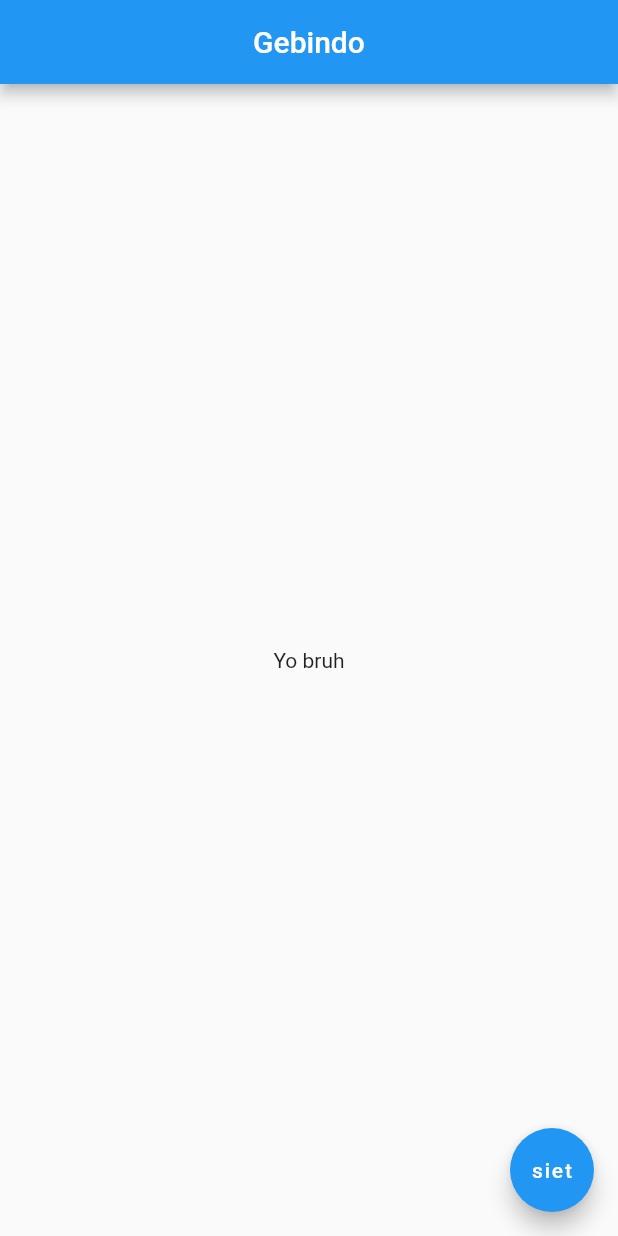
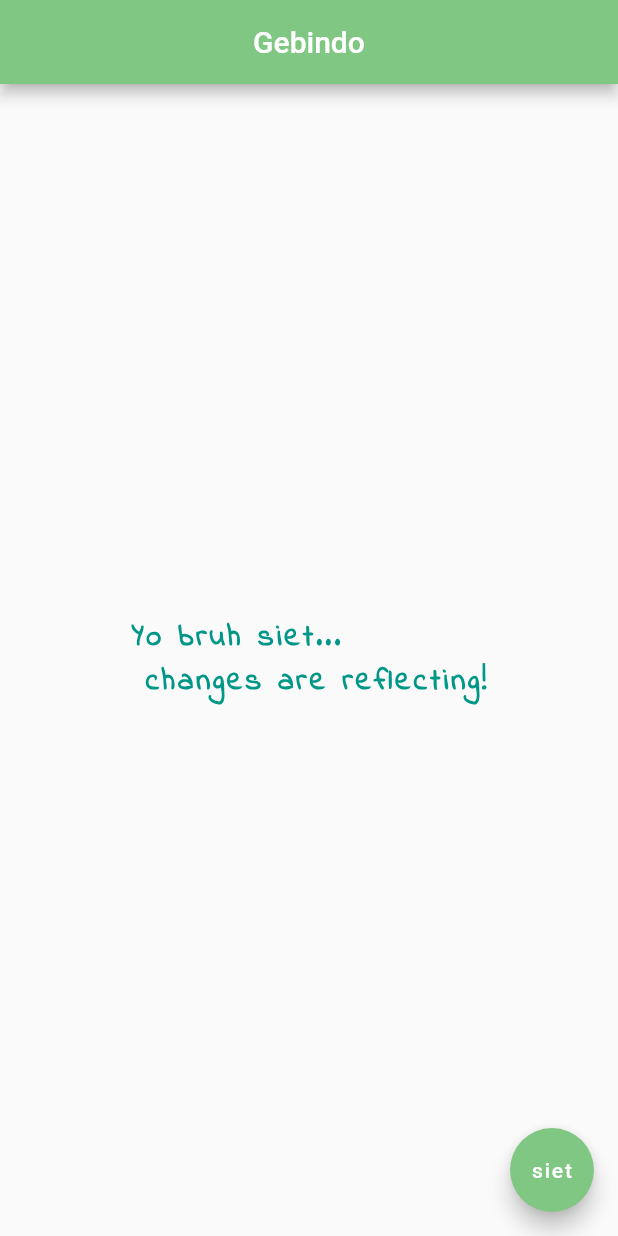
Before and after one commit to mwendwa99/flutter_app, a Flutter app: the screen it shows after launch, on a phone screen of 412 x 824 dp. Run offline on Flutter 3.47's test engine with Material 2 defaults, Android fonts, the phone set to English and light mode, and no system bars.

```diff
--- a/lib/main.dart
+++ b/lib/main.dart
@@ -1,20 +1,41 @@
+// ignore_for_file: prefer_const_constructors
+
 import 'package:flutter/material.dart';
 
 void main() {
   runApp(MaterialApp(
-    home: Scaffold(
+    home: Home(),
+  ));
+}
+
+class Home extends StatelessWidget {
+  const Home({Key? key}) : super(key: key);
+
+  @override
+  Widget build(BuildContext context) {
+    return Scaffold(
       appBar: AppBar(
         title: const Text('Gebindo'),
         centerTitle: true,
+        backgroundColor: Colors.green[300],
       ),
       body: const Center(
-        child: Text('Yo bruh'),
+        child: Text(
+          'Yo bruh siet... \n changes are reflecting!',
+          style: TextStyle(
+            fontSize: 20.0,
+            fontWeight: FontWeight.bold,
+            letterSpacing: 2,
+            color: Colors.teal,
+            fontFamily: 'IndieFLower',
+          ),
+        ),
       ),
-      // ignore: prefer_const_constructors
       floatingActionButton: FloatingActionButton(
         onPressed: () {},
         child: const Text('siet'),
+        backgroundColor: Colors.green[300],
       ),
-    ),
-  ));
+    );
+  }
 }
```
Also changed, not shown: pubspec.yaml (+6 -14 lines), fonts/IndieFlower-Regular.ttf (added), 1 other file.
